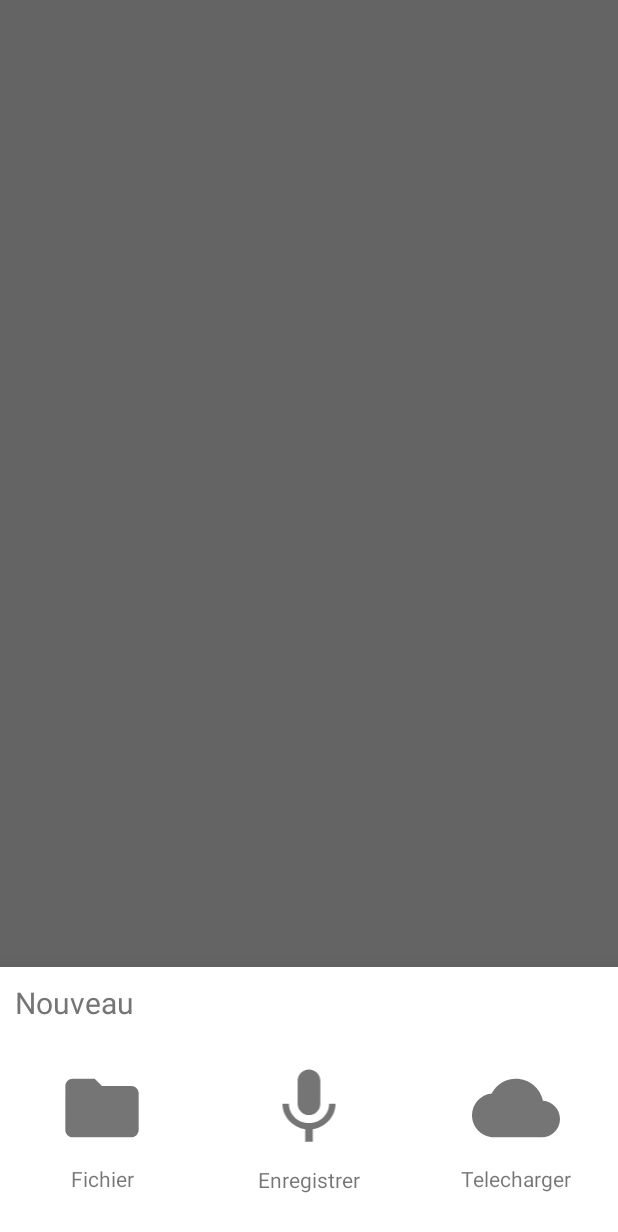
After one commit to Namhto/android-sound-box-maker, an Android app: the fragment AddSoundBottomSheetFragment placed in its activity, on a phone screen of 412 x 824 dp. The commit adds this screen. Shown: the top 1232 px of the screen. Run offline under Robolectric (Android 15) with nearby library versions, the phone set to English and light mode, and no system bars; our stand-ins replace ButterKnife.

Commit message:
Add bottomsheetdialog when click on fab on sound tab

```diff
--- a/app/src/main/java/com/maxtho/soundboxmaker/homepage/soundtab/SoundFragment.java
+++ b/app/src/main/java/com/maxtho/soundboxmaker/homepage/soundtab/SoundFragment.java
@@ -3,15 +3,20 @@ package com.maxtho.soundboxmaker.homepage.soundtab;
 import android.content.Context;
 import android.net.Uri;
 import android.os.Bundle;
+import android.support.design.widget.BottomSheetDialog;
+import android.support.design.widget.FloatingActionButton;
 import android.support.v4.app.Fragment;
 import android.support.v7.widget.LinearLayoutManager;
 import android.support.v7.widget.RecyclerView;
+import android.util.Log;
 import android.view.LayoutInflater;
 import android.view.View;
 import android.view.ViewGroup;
 
 import com.maxtho.soundboxmaker.R;
+import com.maxtho.soundboxmaker.homepage.HomePageActivity;
 import com.maxtho.soundboxmaker.homepage.soundtab.adapter.SoundCategorieAdapter;
+import com.maxtho.soundboxmaker.homepage.soundtab.ui.AddSoundBottomSheetFragment;
 import com.maxtho.soundboxmaker.model.entity.Sound;
 import com.maxtho.soundboxmaker.model.entity.SoundCategorie;
 
@@ -20,11 +25,15 @@ import java.util.List;
 
 import butterknife.BindView;
 import butterknife.ButterKnife;
+import butterknife.OnClick;
 
 public class SoundFragment extends Fragment {
 
     @BindView(R.id.recyclerview_sounds_list)
     RecyclerView soundCategorieRecyclerView;
+
+    @BindView(R.id.floatingButton_addSound)
+    FloatingActionButton floatingActionButtonAddSound;
 
     private SoundCategorieAdapter soundCategorieAdapter;
 
@@ -54,10 +63,8 @@ public class SoundFragment extends Fragment {
     @Override
     public View onCreateView(LayoutInflater inflater, ViewGroup container,
                              Bundle savedInstanceState) {
-        // Inflate the layout for this fragment
         View v = inflater.inflate(R.layout.fragment_sound, container, false);
         ButterKnife.bind(this, v);
-
         soundCategorieAdapter = new SoundCategorieAdapter(initSounds());
         soundCategorieRecyclerView.setLayoutManager(new LinearLayoutManager(v.getContext()));
         soundCategorieRecyclerView.setAdapter(soundCategorieAdapter);
@@ -98,6 +105,11 @@ public class SoundFragment extends Fragment {
         void onFragmentInteraction(Uri uri);
     }
 
+    @OnClick(R.id.floatingButton_addSound)
+    public void addSound(View view) {
+        new AddSoundBottomSheetFragment().show(this.getActivity().getSupportFragmentManager(), "Dialog");
+    }
+
     private List<SoundCategorie> initSounds() {
         Sound s1 = new Sound().setName("TVPALC").setSoundReference(R.raw.poulepondeuse);
         Sound s2 = new Sound().setName("Pssss").setSoundReference(R.raw.quarantecinq);
--- /dev/null
+++ b/app/src/main/java/com/maxtho/soundboxmaker/homepage/soundtab/ui/AddSoundBottomSheetFragment.java
@@ -0,0 +1,39 @@
+package com.maxtho.soundboxmaker.homepage.soundtab.ui;
+
+import android.os.Bundle;
+import android.support.design.widget.BottomSheetDialogFragment;
+import android.util.Log;
+import android.view.LayoutInflater;
+import android.view.View;
+import android.view.ViewGroup;
+
+import com.maxtho.soundboxmaker.R;
+
+import butterknife.ButterKnife;
+import butterknife.OnClick;
+
+public class AddSoundBottomSheetFragment extends BottomSheetDialogFragment {
+
+    @Override
+    public View onCreateView(LayoutInflater inflater, ViewGroup container, Bundle savedInstanceState) {
+        View v = inflater.inflate(R.layout.dialog_add_sound, container, false);
+        ButterKnife.bind(this, v);
+        return v;
+    }
+
+    @OnClick(R.id.constraintLayoutAddFromFile)
+    public void addSoundFromFile(View view) {
+        Log.d("SoundFragment","addFromFile");
+    }
+
+    @OnClick(R.id.constraintLayoutAddFromMic)
+    public void addSoundFromMic(View view) {
+        Log.d("SoundFragment","addFromMic");
+    }
+
+    @OnClick(R.id.constraintLayoutAddFromInternet)
+    public void addSoundFromInternet(View view) {
+        Log.d("SoundFragment","addFromInternet");
+    }
+
+}
--- /dev/null
+++ b/app/src/main/res/drawable/ic_cloud_black_24dp.xml
@@ -0,0 +1,9 @@
+<vector xmlns:android="http://schemas.android.com/apk/res/android"
+        android:width="24dp"
+        android:height="24dp"
+        android:viewportWidth="24.0"
+        android:viewportHeight="24.0">
+    <path
+        android:fillColor="#FF000000"
+        android:pathData="M19.35,10.04C18.67,6.59 15.64,4 12,4 9.11,4 6.6,5.64 5.35,8.04 2.34,8.36 0,10.91 0,14c0,3.31 2.69,6 6,6h13c2.76,0 5,-2.24 5,-5 0,-2.64 -2.05,-4.78 -4.65,-4.96z"/>
+</vector>
--- /dev/null
+++ b/app/src/main/res/drawable/ic_folder_black_24dp.xml
@@ -0,0 +1,9 @@
+<vector xmlns:android="http://schemas.android.com/apk/res/android"
+        android:width="24dp"
+        android:height="24dp"
+        android:viewportWidth="24.0"
+        android:viewportHeight="24.0">
+    <path
+        android:fillColor="#FF000000"
+        android:pathData="M10,4H4c-1.1,0 -1.99,0.9 -1.99,2L2,18c0,1.1 0.9,2 2,2h16c1.1,0 2,-0.9 2,-2V8c0,-1.1 -0.9,-2 -2,-2h-8l-2,-2z"/>
+</vector>
--- /dev/null
+++ b/app/src/main/res/drawable/ic_mic_black_24dp.xml
@@ -0,0 +1,9 @@
+<vector xmlns:android="http://schemas.android.com/apk/res/android"
+        android:width="24dp"
+        android:height="24dp"
+        android:viewportWidth="24.0"
+        android:viewportHeight="24.0">
+    <path
+        android:fillColor="#FF000000"
+        android:pathData="M12,14c1.66,0 2.99,-1.34 2.99,-3L15,5c0,-1.66 -1.34,-3 -3,-3S9,3.34 9,5v6c0,1.66 1.34,3 3,3zM17.3,11c0,3 -2.54,5.1 -5.3,5.1S6.7,14 6.7,11L5,11c0,3.41 2.72,6.23 6,6.72L11,21h2v-3.28c3.28,-0.48 6,-3.3 6,-6.72h-1.7z"/>
+</vector>
--- /dev/null
+++ b/app/src/main/res/layout/dialog_add_sound.xml
@@ -0,0 +1,141 @@
+<?xml version="1.0" encoding="utf-8"?>
+<android.support.constraint.ConstraintLayout xmlns:android="http://schemas.android.com/apk/res/android"
+    xmlns:app="http://schemas.android.com/apk/res-auto"
+    xmlns:tools="http://schemas.android.com/tools"
+    android:layout_width="match_parent"
+    android:layout_height="wrap_content"
+    android:paddingBottom="20dp">
+
+    <TextView
+        android:id="@+id/textView"
+        android:layout_width="wrap_content"
+        android:layout_height="wrap_content"
+        android:padding="10dp"
+        android:text="Nouveau"
+        android:textColor="#757575"
+        android:textSize="20dp" />
+
+    <android.support.constraint.ConstraintLayout
+        android:id="@+id/constraintLayoutAddFromFile"
+        android:layout_width="0dp"
+        android:layout_height="wrap_content"
+        app:layout_constraintBottom_toBottomOf="parent"
+        app:layout_constraintEnd_toStartOf="@+id/guideline"
+        app:layout_constraintStart_toStartOf="parent"
+        app:layout_constraintTop_toBottomOf="@+id/textView">
+
+        <ImageView
+            android:id="@+id/imageView"
+            android:layout_width="0dp"
+            android:layout_height="0dp"
+            android:layout_margin="@dimen/fab_margin"
+            android:tint="#757575"
+            app:layout_constraintDimensionRatio="H,16:9"
+            app:layout_constraintEnd_toEndOf="parent"
+            app:layout_constraintStart_toStartOf="parent"
+            app:layout_constraintTop_toTopOf="parent"
+            app:srcCompat="@drawable/ic_folder_black_24dp" />
+
+        <TextView
+            android:id="@+id/textView2"
+            android:layout_width="wrap_content"
+            android:layout_height="wrap_content"
+            android:layout_marginBottom="8dp"
+            android:layout_marginEnd="8dp"
+            android:layout_marginStart="8dp"
+            android:layout_marginTop="8dp"
+            android:text="Fichier"
+            app:layout_constraintBottom_toBottomOf="parent"
+            app:layout_constraintEnd_toEndOf="parent"
+            app:layout_constraintStart_toStartOf="parent"
+            app:layout_constraintTop_toBottomOf="@+id/imageView" />
+    </android.support.constraint.ConstraintLayout>
+
+    <android.support.constraint.Guideline
+        android:id="@+id/guideline"
+        android:layout_width="wrap_content"
+        android:layout_height="wrap_content"
+        android:orientation="vertical"
+        app:layout_constraintGuide_percent="0.33" />
+
+    <android.support.constraint.ConstraintLayout
+        android:id="@+id/constraintLayoutAddFromMic"
+        android:layout_width="0dp"
+        android:layout_height="wrap_content"
+        app:layout_constraintBottom_toBottomOf="parent"
+        app:layout_constraintEnd_toStartOf="@+id/guideline3"
+        app:layout_constraintStart_toEndOf="@+id/constraintLayoutAddFromFile"
+        app:layout_constraintTop_toBottomOf="@+id/textView">
+
+        <ImageView
+            android:id="@+id/imageView4"
+            android:layout_width="0dp"
+            android:layout_height="0dp"
+            android:layout_margin="@dimen/fab_margin"
+            android:tint="#757575"
+            app:layout_constraintDimensionRatio="H,16:9"
+            app:layout_constraintEnd_toEndOf="parent"
+            app:layout_constraintStart_toStartOf="parent"
+            app:layout_constraintTop_toTopOf="parent"
+            app:srcCompat="@drawable/ic_mic_black_24dp" />
+
+        <TextView
+            android:id="@+id/textView3"
+            android:layout_width="wrap_content"
+            android:layout_height="wrap_content"
+            android:layout_marginBottom="8dp"
+            android:layout_marginEnd="8dp"
+            android:layout_marginStart="8dp"
+            android:layout_marginTop="8dp"
+            android:text="Enregistrer"
+            app:layout_constraintBottom_toBottomOf="parent"
+            app:layout_constraintEnd_toEndOf="parent"
+            app:layout_constraintStart_toStartOf="parent"
+            app:layout_constraintTop_toBottomOf="@+id/imageView4" />
+    </android.support.constraint.ConstraintLayout>
+
+    <android.support.constraint.Guideline
+        android:id="@+id/guideline3"
+        android:layout_width="wrap_content"
+        android:layout_height="wrap_content"
+        android:orientation="vertical"
+        app:layout_constraintGuide_percent="0.67" />
+
+    <android.support.constraint.ConstraintLayout
+        android:id="@+id/constraintLayoutAddFromInternet"
+        android:layout_width="0dp"
+        android:layout_height="wrap_content"
+        app:layout_constraintBottom_toBottomOf="parent"
+        app:layout_constraintEnd_toEndOf="parent"
+        app:layout_constraintStart_toEndOf="@+id/constraintLayoutAddFromMic"
+        app:layout_constraintTop_toBottomOf="@+id/textView">
+
+        <ImageView
+            android:id="@+id/imageView5"
+            android:layout_width="0dp"
+            android:layout_height="0dp"
+            android:layout_margin="@dimen/fab_margin"
+            android:tint="#757575"
+            app:layout_constraintDimensionRatio="H,16:9"
+            app:layout_constraintEnd_toEndOf="parent"
+            app:layout_constraintStart_toStartOf="parent"
+            app:layout_constraintTop_toTopOf="parent"
+            app:srcCompat="@drawable/ic_cloud_black_24dp" />
+
+        <TextView
+            android:id="@+id/textView4"
+            android:layout_width="wrap_content"
+            android:layout_height="wrap_content"
+            android:layout_marginBottom="8dp"
+            android:layout_marginEnd="8dp"
+            android:layout_marginStart="8dp"
+            android:layout_marginTop="8dp"
+            android:text="Telecharger"
+            app:layout_constraintBottom_toBottomOf="parent"
+            app:layout_constraintEnd_toEndOf="parent"
+            app:layout_constraintStart_toStartOf="parent"
+            app:layout_constraintTop_toBottomOf="@+id/imageView5" />
+    </android.support.constraint.ConstraintLayout>
+
+
+</android.support.constraint.ConstraintLayout>
--- a/app/src/main/res/layout/fragment_sound.xml
+++ b/app/src/main/res/layout/fragment_sound.xml
@@ -11,6 +11,7 @@
         android:layout_height="wrap_content"/>
 
     <android.support.design.widget.FloatingActionButton
+        android:id="@+id/floatingButton_addSound"
         android:layout_width="wrap_content"
         android:layout_height="wrap_content"
         app:fabSize="normal"
```
Also changed, not shown: app/src/main/java/com/maxtho/soundboxmaker/utils/AudioRecord.java (+182 -1 lines).
